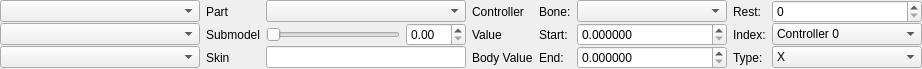
Above: src/tools/hlmv/ui/assets/studiomodel/dockpanels/StudioModelBodyPartsPanel.ui from SamVanheer/HalfLifeAssetManager before the change. Below: the same form after it.
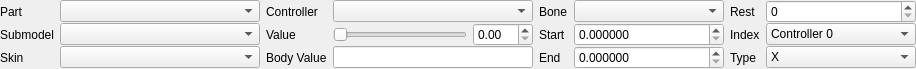
That is the form after the change.

Commit message: Make labels use colons more consistently

```diff
--- a/src/tools/hlmv/ui/assets/studiomodel/dockpanels/StudioModelBodyPartsPanel.ui
+++ b/src/tools/hlmv/ui/assets/studiomodel/dockpanels/StudioModelBodyPartsPanel.ui
@@ -6,7 +6,7 @@
    <rect>
     <x>0</x>
     <y>0</y>
-    <width>907</width>
+    <width>899</width>
     <height>62</height>
    </rect>
   </property>
@@ -32,21 +32,7 @@
    <property name="verticalSpacing">
     <number>0</number>
    </property>
-   <item row="2" column="4">
-    <widget class="QLabel" name="label_6">
-     <property name="text">
-      <string>Body Value</string>
-     </property>
-    </widget>
-   </item>
-   <item row="0" column="1">
-    <widget class="QLabel" name="label">
-     <property name="text">
-      <string>Part</string>
-     </property>
-    </widget>
-   </item>
-   <item row="1" column="7">
+   <item row="1" column="8">
     <widget class="QLabel" name="label_11">
      <property name="sizePolicy">
       <sizepolicy hsizetype="Fixed" vsizetype="Preferred">
@@ -55,18 +41,11 @@
       </sizepolicy>
      </property>
      <property name="text">
-      <string>Index:</string>
+      <string>Index</string>
      </property>
     </widget>
    </item>
-   <item row="2" column="1">
-    <widget class="QLabel" name="label_3">
-     <property name="text">
-      <string>Skin</string>
-     </property>
-    </widget>
-   </item>
-   <item row="2" column="8">
+   <item row="2" column="9">
     <widget class="QComboBox" name="BoneControllerType">
      <item>
       <property name="text">
@@ -100,14 +79,14 @@
      </item>
     </widget>
    </item>
-   <item row="2" column="7">
+   <item row="2" column="8">
     <widget class="QLabel" name="label_12">
      <property name="text">
-      <string>Type:</string>
+      <string>Type</string>
      </property>
     </widget>
    </item>
-   <item row="0" column="6">
+   <item row="0" column="7">
     <widget class="QComboBox" name="BoneControllerBone">
      <property name="sizePolicy">
       <sizepolicy hsizetype="Fixed" vsizetype="Fixed">
@@ -129,7 +108,7 @@
      </property>
     </widget>
    </item>
-   <item row="0" column="5">
+   <item row="0" column="6">
     <widget class="QLabel" name="label_7">
      <property name="sizePolicy">
       <sizepolicy hsizetype="Fixed" vsizetype="Preferred">
@@ -138,11 +117,11 @@
       </sizepolicy>
      </property>
      <property name="text">
-      <string>Bone:</string>
+      <string>Bone</string>
      </property>
     </widget>
    </item>
-   <item row="1" column="8">
+   <item row="1" column="9">
     <widget class="QComboBox" name="BoneControllerIndex">
      <property name="sizePolicy">
       <sizepolicy hsizetype="Fixed" vsizetype="Fixed">
@@ -204,7 +183,7 @@
      </item>
     </widget>
    </item>
-   <item row="0" column="0">
+   <item row="0" column="1">
     <widget class="QComboBox" name="BodyParts">
      <property name="sizePolicy">
       <sizepolicy hsizetype="Fixed" vsizetype="Fixed">
@@ -226,7 +205,7 @@
      </property>
     </widget>
    </item>
-   <item row="2" column="5">
+   <item row="2" column="6">
     <widget class="QLabel" name="label_9">
      <property name="sizePolicy">
       <sizepolicy hsizetype="Fixed" vsizetype="Preferred">
@@ -235,11 +214,11 @@
       </sizepolicy>
      </property>
      <property name="text">
-      <string>End:</string>
+      <string>End</string>
      </property>
     </widget>
    </item>
-   <item row="0" column="9">
+   <item row="0" column="10">
     <spacer name="horizontalSpacer">
      <property name="orientation">
       <enum>Qt::Horizontal</enum>
@@ -253,13 +232,6 @@
     </spacer>
    </item>
    <item row="1" column="1">
-    <widget class="QLabel" name="label_2">
-     <property name="text">
-      <string>Submodel</string>
-     </property>
-    </widget>
-   </item>
-   <item row="1" column="0">
     <widget class="QComboBox" name="Submodels">
      <property name="sizePolicy">
       <sizepolicy hsizetype="Fixed" vsizetype="Fixed">
@@ -281,7 +253,7 @@
      </property>
     </widget>
    </item>
-   <item row="1" column="3">
+   <item row="1" column="4">
     <widget class="QDoubleSpinBox" name="BoneControllerValueSpinner">
      <property name="sizePolicy">
       <sizepolicy hsizetype="Fixed" vsizetype="Fixed">
@@ -309,14 +281,7 @@
      </property>
     </widget>
    </item>
-   <item row="1" column="4">
-    <widget class="QLabel" name="label_5">
-     <property name="text">
-      <string>Value</string>
-     </property>
-    </widget>
-   </item>
-   <item row="1" column="6">
+   <item row="1" column="7">
     <widget class="QDoubleSpinBox" name="BoneControllerStart">
      <property name="sizePolicy">
       <sizepolicy hsizetype="Fixed" vsizetype="Fixed">
@@ -341,7 +306,7 @@
      </property>
     </widget>
    </item>
-   <item row="1" column="5">
+   <item row="1" column="6">
     <widget class="QLabel" name="label_8">
      <property name="sizePolicy">
       <sizepolicy hsizetype="Fixed" vsizetype="Preferred">
@@ -350,11 +315,11 @@
       </sizepolicy>
      </property>
      <property name="text">
-      <string>Start:</string>
+      <string>Start</string>
      </property>
     </widget>
    </item>
-   <item row="0" column="8">
+   <item row="0" column="9">
     <widget class="QSpinBox" name="BoneControllerRest">
      <property name="sizePolicy">
       <sizepolicy hsizetype="Fixed" vsizetype="Fixed">
@@ -376,7 +341,7 @@
      </property>
     </widget>
    </item>
-   <item row="2" column="6">
+   <item row="2" column="7">
     <widget class="QDoubleSpinBox" name="BoneControllerEnd">
      <property name="sizePolicy">
       <sizepolicy hsizetype="Fixed" vsizetype="Fixed">
@@ -401,7 +366,7 @@
      </property>
     </widget>
    </item>
-   <item row="2" column="2" colspan="2">
+   <item row="2" column="3" colspan="2">
     <widget class="QLineEdit" name="BodyValue">
      <property name="sizePolicy">
       <sizepolicy hsizetype="Fixed" vsizetype="Fixed">
@@ -429,7 +394,7 @@
      </property>
     </widget>
    </item>
-   <item row="1" column="2">
+   <item row="1" column="3">
     <widget class="QSlider" name="BoneControllerValueSlider">
      <property name="sizePolicy">
       <sizepolicy hsizetype="Preferred" vsizetype="Fixed">
@@ -454,7 +419,7 @@
      </property>
     </widget>
    </item>
-   <item row="0" column="2" colspan="2">
+   <item row="0" column="3" colspan="2">
     <widget class="QComboBox" name="BoneControllers">
      <property name="sizePolicy">
       <sizepolicy hsizetype="Fixed" vsizetype="Fixed">
@@ -476,7 +441,7 @@
      </property>
     </widget>
    </item>
-   <item row="3" column="0">
+   <item row="3" column="1">
     <spacer name="verticalSpacer">
      <property name="orientation">
       <enum>Qt::Vertical</enum>
@@ -489,7 +454,7 @@
      </property>
     </spacer>
    </item>
-   <item row="2" column="0">
+   <item row="2" column="1">
     <widget class="QComboBox" name="Skins">
      <property name="sizePolicy">
       <sizepolicy hsizetype="Fixed" vsizetype="Fixed">
@@ -511,23 +476,58 @@
      </property>
     </widget>
    </item>
-   <item row="0" column="4">
+   <item row="0" column="8">
+    <widget class="QLabel" name="label_10">
+     <property name="sizePolicy">
+      <sizepolicy hsizetype="Fixed" vsizetype="Preferred">
+       <horstretch>0</horstretch>
+       <verstretch>0</verstretch>
+      </sizepolicy>
+     </property>
+     <property name="text">
+      <string>Rest</string>
+     </property>
+    </widget>
+   </item>
+   <item row="0" column="0">
+    <widget class="QLabel" name="label">
+     <property name="text">
+      <string>Part</string>
+     </property>
+    </widget>
+   </item>
+   <item row="1" column="0">
+    <widget class="QLabel" name="label_2">
+     <property name="text">
+      <string>Submodel</string>
+     </property>
+    </widget>
+   </item>
+   <item row="2" column="0">
+    <widget class="QLabel" name="label_3">
+     <property name="text">
+      <string>Skin</string>
+     </property>
+    </widget>
+   </item>
+   <item row="0" column="2">
     <widget class="QLabel" name="label_4">
      <property name="text">
       <string>Controller</string>
      </property>
     </widget>
    </item>
-   <item row="0" column="7">
-    <widget class="QLabel" name="label_10">
-     <property name="sizePolicy">
-      <sizepolicy hsizetype="Fixed" vsizetype="Preferred">
-       <horstretch>0</horstretch>
-       <verstretch>0</verstretch>
-      </sizepolicy>
+   <item row="1" column="2">
+    <widget class="QLabel" name="label_5">
+     <property name="text">
+      <string>Value</string>
      </property>
+    </widget>
+   </item>
+   <item row="2" column="2">
+    <widget class="QLabel" name="label_6">
      <property name="text">
-      <string>Rest:</string>
+      <string>Body Value</string>
      </property>
     </widget>
    </item>
```
The commit also changes 4 other files.
